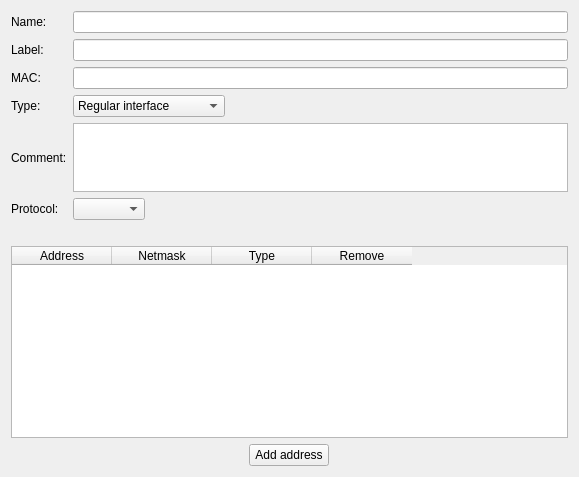
Old version of the form src/gui/InterfaceEditorWidget.ui in the repository fwbuilder/fwbuilder.
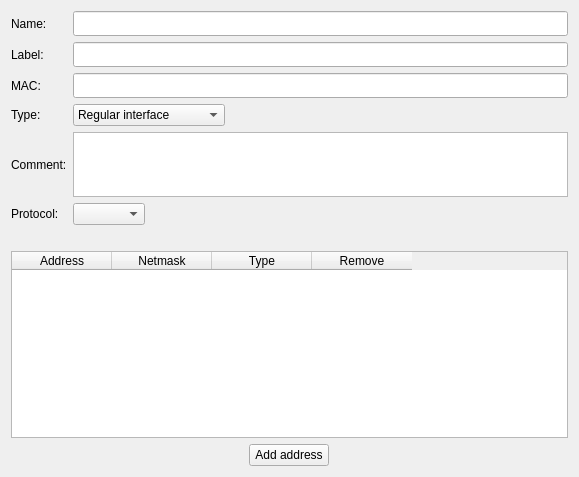
New version of the form.

Commit message: * InterfaceEditorWidget.ui: set minimum height for the name, label and few other input fields because they came out squished on Mac. Fixes #1613.

```diff
--- a/src/gui/InterfaceEditorWidget.ui
+++ b/src/gui/InterfaceEditorWidget.ui
@@ -24,7 +24,14 @@
       </widget>
      </item>
      <item row="0" column="1">
-      <widget class="QLineEdit" name="name"/>
+      <widget class="QLineEdit" name="name">
+       <property name="minimumSize">
+        <size>
+         <width>0</width>
+         <height>25</height>
+        </size>
+       </property>
+      </widget>
      </item>
      <item row="1" column="0">
       <widget class="QLabel" name="label_2">
@@ -34,7 +41,14 @@
       </widget>
      </item>
      <item row="1" column="1">
-      <widget class="QLineEdit" name="label"/>
+      <widget class="QLineEdit" name="label">
+       <property name="minimumSize">
+        <size>
+         <width>0</width>
+         <height>25</height>
+        </size>
+       </property>
+      </widget>
      </item>
      <item row="4" column="0">
       <widget class="QLabel" name="label_5">
@@ -79,7 +93,14 @@
       </widget>
      </item>
      <item row="2" column="1">
-      <widget class="QLineEdit" name="mac"/>
+      <widget class="QLineEdit" name="mac">
+       <property name="minimumSize">
+        <size>
+         <width>0</width>
+         <height>25</height>
+        </size>
+       </property>
+      </widget>
      </item>
      <item row="3" column="0">
       <widget class="QLabel" name="typeLabel">
```
The commit also changes 3 other files.
